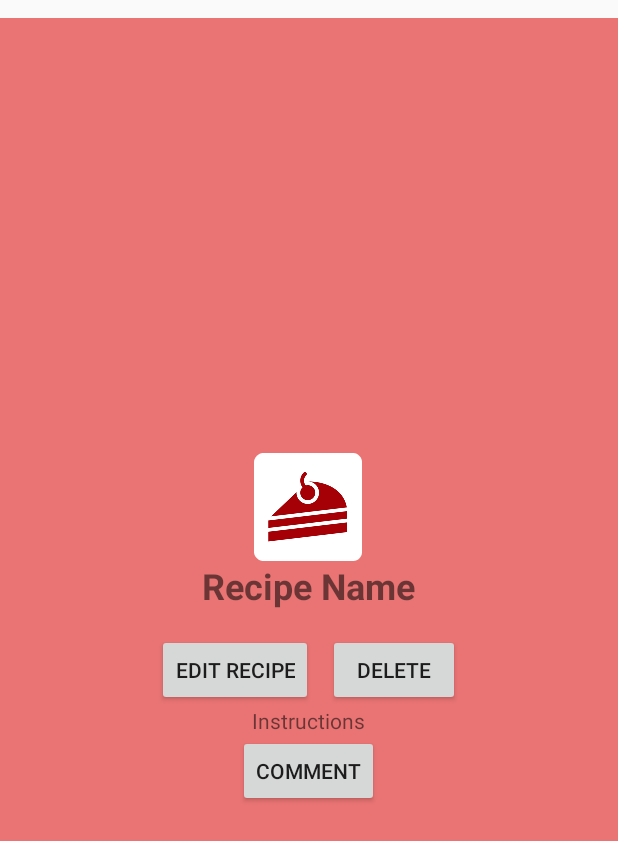
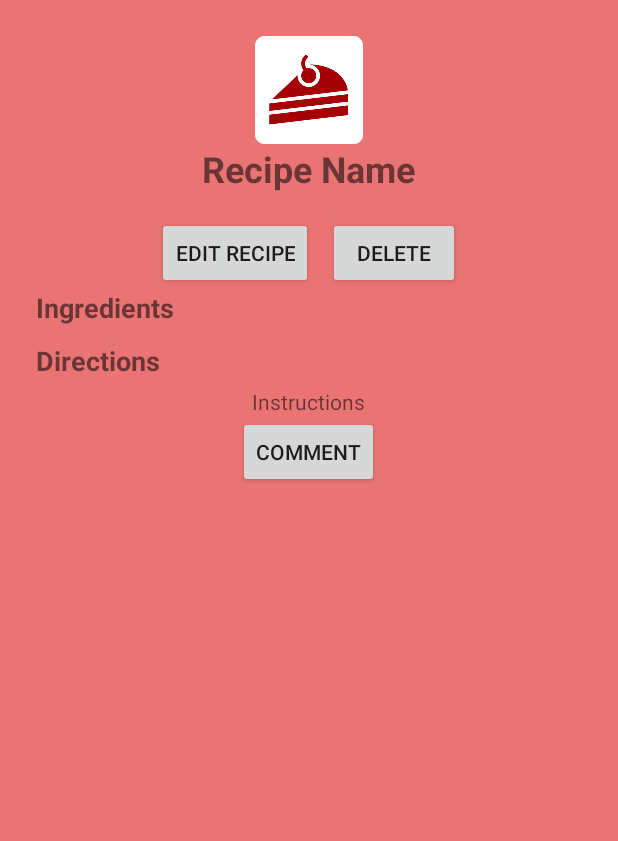
Before and after one commit to linj2/Recipes-Android-app, an Android app: the layout recipe_view.xml on its own in the app's theme, with its tools: preview values and no code run, on a phone screen of 412 x 824 dp. Shown: the top 841 px of the screen. Run offline under Robolectric (Android 15) with nearby library versions, the phone set to English and light mode, and no system bars.

Commit message:
polished a little bit. and delete some unneeded code

```diff
--- a/RecipeTracker/app/src/main/java/edu/rosehulman/menga/recipetracker/CommentsFragment.kt
+++ b/RecipeTracker/app/src/main/java/edu/rosehulman/menga/recipetracker/CommentsFragment.kt
@@ -63,6 +63,7 @@ class CommentsFragment : Fragment() {
             }else {
                 val comment = Comment(content, user.uid, recipeID, user.displayName!!)
                 adapter.add(comment)
+                adapter.update()
                 commentEditText.text.clear()
             }
 
--- a/RecipeTracker/app/src/main/java/edu/rosehulman/menga/recipetracker/Constants.kt
+++ b/RecipeTracker/app/src/main/java/edu/rosehulman/menga/recipetracker/Constants.kt
@@ -14,10 +14,8 @@ object Constants {
     const val ARG_PREVIOUS = "previous"
     const val ARG_RECIPE = "recipe"
     const val FAVORITE_OF = "favoriteOf"
-    const val VIEWED_BY = "viewedBy"
     const val FAVORITE_PATH = "users"
     const val IMAGES_PATH = "images"
-    const val HOME = "home"
     const val COMMENT = "comment"
     const val RECIPE = "recipe"
 }
--- a/RecipeTracker/app/src/main/java/edu/rosehulman/menga/recipetracker/RecipeAdapter.kt
+++ b/RecipeTracker/app/src/main/java/edu/rosehulman/menga/recipetracker/RecipeAdapter.kt
@@ -30,14 +30,8 @@ class RecipeAdapter(var context: Context, val listener: OnRecipeSelectedListener
     }
 
     init {
-//        if(mine){
-//            query = picRef.whereEqualTo("recipe", recipe)
-//        }else{
-//            query = picRef.orderBy(Recipe.CREATION_KEY, Query.Direction.ASCENDING)
-//        }
         recipeRef
             .orderBy(Recipe.CREATION_KEY, Query.Direction.DESCENDING)
-//            .whereEqualTo("uid", uid)
             .addSnapshotListener { snapshot: QuerySnapshot?, exception: FirebaseFirestoreException? ->
             if (exception != null) {
                 Log.e(Constants.TAG, "Listen error: $exception")
--- a/RecipeTracker/app/src/main/res/layout/recipe_view.xml
+++ b/RecipeTracker/app/src/main/res/layout/recipe_view.xml
@@ -5,15 +5,13 @@
         android:layout_height="match_parent"
         xmlns:android="http://schemas.android.com/apk/res/android"
         android:layout_centerHorizontal="true"
+        android:background="@color/cardBackground"
         android:layout_gravity="center"
-        android:layout_marginTop="8dp"
-        android:background="@color/cardBackground"
         android:padding="24dp"
 >
     <LinearLayout
-            android:layout_width="wrap_content"
+            android:layout_width="match_parent"
             android:layout_height="wrap_content"
-            android:layout_gravity="center"
             android:gravity="center_horizontal"
             android:orientation="vertical"
     >
@@ -56,6 +54,20 @@
                     android:layout_weight="5"
             />
         </LinearLayout>
+
+        <LinearLayout
+                android:layout_width="match_parent"
+                android:layout_height="wrap_content">
+            <TextView
+                    android:layout_width="wrap_content"
+                    android:layout_height="wrap_content"
+                    android:text="@string/ingredients"
+                    android:textSize="18sp"
+                    android:textStyle="bold"
+                    android:layout_marginBottom="5dp"
+            />
+        </LinearLayout>
+
         <LinearLayout
                 android:layout_width="wrap_content"
                 android:layout_height="wrap_content"
@@ -65,11 +77,26 @@
         >
 
         </LinearLayout>
+
+        <LinearLayout
+                android:layout_width="match_parent"
+                android:layout_height="wrap_content">
+            <TextView
+                    android:layout_width="wrap_content"
+                    android:layout_height="wrap_content"
+                    android:text="@string/directions"
+                    android:textSize="18sp"
+                    android:textStyle="bold"
+                    android:layout_marginVertical="5dp"
+            />
+        </LinearLayout>
+
         <TextView
                 android:layout_width="wrap_content"
                 android:layout_height="wrap_content"
                 android:id="@+id/instructions_view"
                 android:text="@string/instructions_string"
+                android:layout_marginHorizontal="10dp"
         />
         <Button
                 android:id="@+id/Button_show_comment"
--- a/RecipeTracker/app/src/main/res/values/colors.xml
+++ b/RecipeTracker/app/src/main/res/values/colors.xml
@@ -1,7 +1,7 @@
 <?xml version="1.0" encoding="utf-8"?>
 <resources>
-    <color name="colorPrimary">#008577</color>
-    <color name="colorPrimaryDark">#00574B</color>
+    <color name="colorPrimary">#c00</color>
+    <color name="colorPrimaryDark">#900</color>
     <color name="colorAccent">#D81B60</color>
     <color name="icLight">#c00</color>
     <color name="icDark">#900</color>
--- a/RecipeTracker/app/src/main/res/values/strings.xml
+++ b/RecipeTracker/app/src/main/res/values/strings.xml
@@ -40,4 +40,6 @@
     <string name="log_out">Log out</string>
     <string name="instructions_string">Instructions</string>
     <string name="edit_warning">Return later to edit again</string>
+    <string name="ingredients">Ingredients</string>
+    <string name="directions">Directions</string>
 </resources>
--- a/RecipeTracker/app/src/main/res/values/styles.xml
+++ b/RecipeTracker/app/src/main/res/values/styles.xml
@@ -6,6 +6,7 @@
         <item name="colorPrimary">@color/colorPrimary</item>
         <item name="colorPrimaryDark">@color/colorPrimaryDark</item>
         <item name="colorAccent">@color/colorAccent</item>
+        <item name="android:navigationBarColor">@color/icDark</item>
     </style>
     <style name="AppTheme.NoActionBar">
         <item name="windowActionBar">false</item>
```
